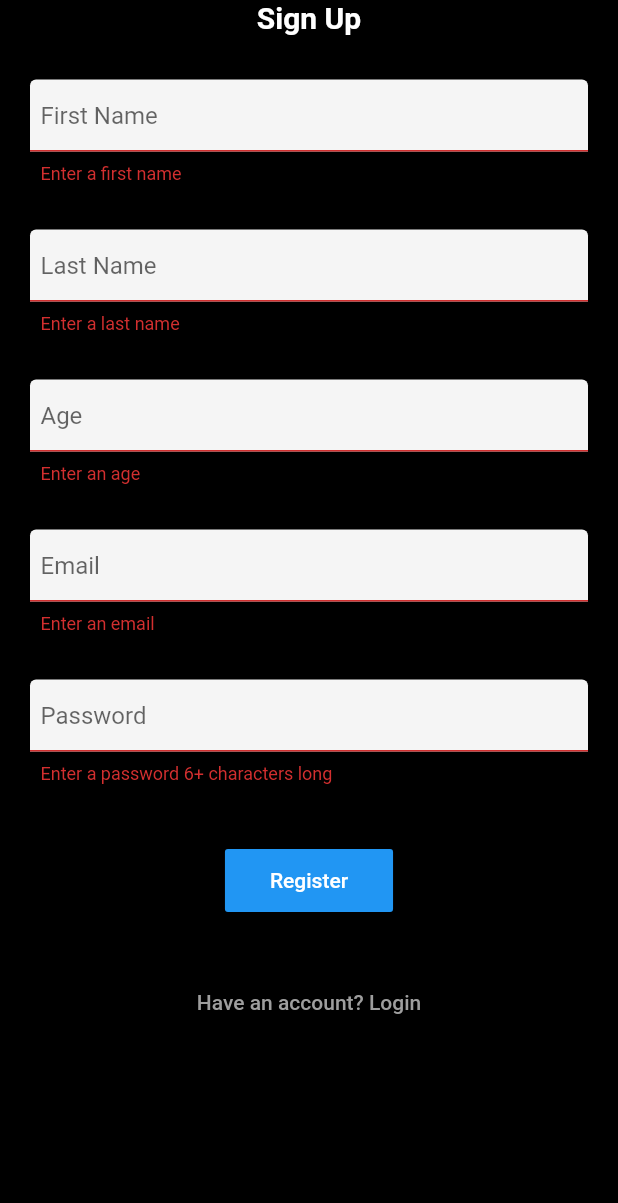
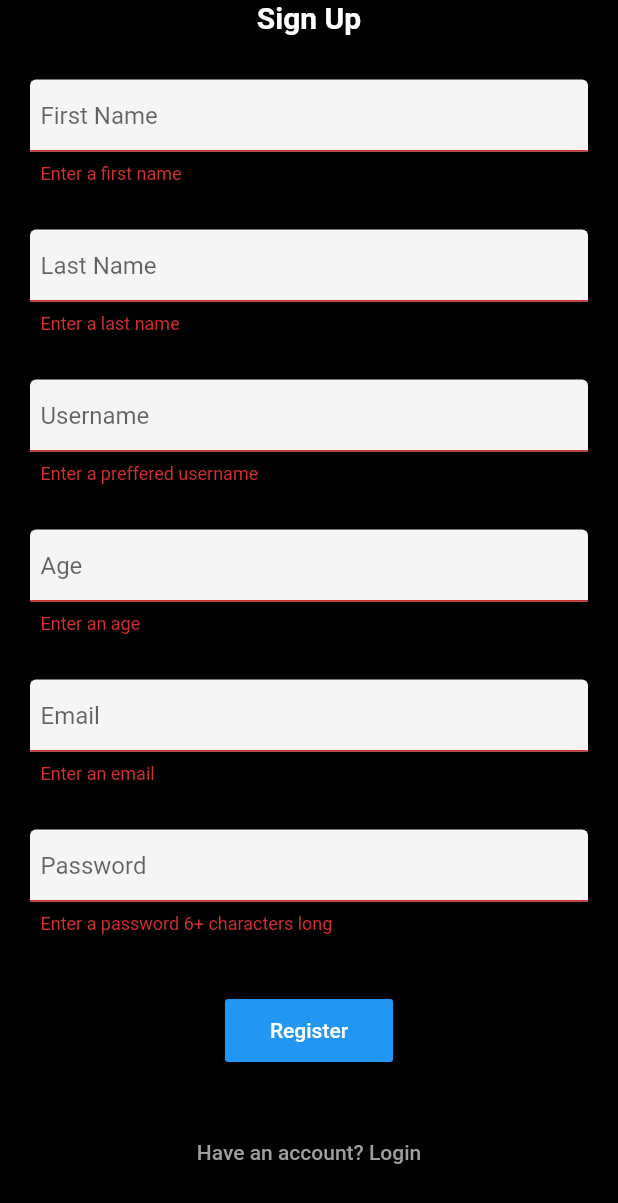
Before and after one commit to kevinmisigaro/night-time-app, a Flutter app: the screen it shows after launch, after a tap on "Register", on a phone screen of 412 x 824 dp. Shown: the top 1203 px of the screen. Run offline on Flutter 3.47's test engine with Material 2 defaults, Android fonts, the phone set to English and light mode, and no system bars; our stand-ins replace cloud_firestore, firebase_auth, google_fonts; accounts and stored records are empty.

Commit message:
authenticationd done, need to work on models and displaying data

```diff
--- a/lib/main.dart
+++ b/lib/main.dart
@@ -6,8 +6,10 @@ import 'package:night_life/screens/home_view.dart';
 import 'package:night_life/screens/places_view.dart';
 import 'package:night_life/screens/profile_view.dart';
 import 'package:night_life/services/authentication_service.dart';
+import 'package:night_life/services/database.dart';
 import 'package:night_life/wrapper.dart';
 import 'package:provider/provider.dart';
+import './models/club.dart';
 
 void main() => runApp(App());
 
@@ -15,8 +17,12 @@ class App extends StatelessWidget {
   @override
   Widget build(BuildContext context) {
     // TODO: implement build
-    return StreamProvider<User>.value(
-      value: AuthenticationService().user,
+    return MultiProvider(
+      providers: [
+        StreamProvider<User>.value(value: AuthenticationService().user),
+        StreamProvider<List<Club>>.value(value: DatabaseService().clubs),
+//        StreamProvider<QuerySnapshot>.value(value: DatabaseService().events),
+      ],
       child: MaterialApp(
         home: Wrapper(),
       ),
@@ -50,7 +56,8 @@ class _HomeState extends State<Home> {
   Widget appBarText(String text) {
     return Text(
       '$text',
-      style: GoogleFonts.roboto(color: Colors.white, fontWeight: FontWeight.w600),
+      style:
+          GoogleFonts.roboto(color: Colors.white, fontWeight: FontWeight.w600),
     );
   }
 
--- /dev/null
+++ b/lib/models/club.dart
@@ -0,0 +1,8 @@
+class Club {
+  final String name;
+  final String type;
+  final String location;
+  final int alcoholPrice;
+
+  Club({this.name, this.type, this.location, this.alcoholPrice});
+}
--- a/lib/models/user.dart
+++ b/lib/models/user.dart
@@ -1,9 +1,6 @@
 class User {
   final String uid;
-  final String email;
-  final String first_name;
-  final String last_name;
-  final String age;
+  final String displayName;
 
-  User({this.uid, this.email, this.first_name, this.last_name, this.age});
+  User({this.uid,this.displayName});
 }
--- a/lib/screens/home_view.dart
+++ b/lib/screens/home_view.dart
@@ -1,9 +1,11 @@
 import 'package:flutter/material.dart';
 import 'package:google_fonts/google_fonts.dart';
 import 'package:intl/intl.dart';
+import 'package:night_life/models/user.dart';
 
 //widgets
 import 'package:night_life/widgets/home_section/places.dart';
+import 'package:provider/provider.dart';
 import '../widgets/home_section/recommended.dart';
 import '../widgets/home_section/favorite_spots.dart';
 import '../widgets/home_section/events.dart';
@@ -30,6 +32,8 @@ class _HomePageState extends State<HomePage>{
   Widget build(BuildContext context) {
     final currentHour = DateFormat.Hm().format(DateTime.now());
 
+    final person = Provider.of<User>(context).displayName;
+
     return ListView(
         children: <Widget>[
           Padding(
@@ -48,7 +52,7 @@ class _HomePageState extends State<HomePage>{
           SizedBox(height: 10,),
 
           Text(
-              'Ready to go out tonight?',
+              'Going out tonight ${person[0].toUpperCase()}${person.substring(1)}?',
               style: GoogleFonts.roboto(
                   color: Colors.white,
                   fontSize: 26,
--- a/lib/screens/sign_up_screen.dart
+++ b/lib/screens/sign_up_screen.dart
@@ -17,6 +17,7 @@ class SignUpView extends StatefulWidget {
 class SignUpViewState extends State<SignUpView> {
   final firstNameController = TextEditingController();
   final lastNameController = TextEditingController();
+  final userNameController = TextEditingController();
   final ageController = TextEditingController();
   final emailController = TextEditingController();
   final passwordController = TextEditingController();
@@ -83,6 +84,20 @@ class SignUpViewState extends State<SignUpView> {
                       fillColor: Colors.grey[100],
                       filled: true,
                       contentPadding:
+                      EdgeInsets.symmetric(vertical: 10.0, horizontal: 7.0),
+                      hintText: 'Username',
+                    ),
+                    controller: userNameController,
+                    validator: (val) => val.isEmpty ? 'Enter a preffered username' : null,
+                  ),
+                  SizedBox(
+                    height: 30,
+                  ),
+                  TextFormField(
+                    decoration: InputDecoration(
+                      fillColor: Colors.grey[100],
+                      filled: true,
+                      contentPadding:
                           EdgeInsets.symmetric(vertical: 10.0, horizontal: 7.0),
                       hintText: 'Age',
                     ),
@@ -131,7 +146,9 @@ class SignUpViewState extends State<SignUpView> {
                             password: passwordController.text,
                             firstName: firstNameController.text,
                             lastName: lastNameController.text,
-                            age: ageController.text);
+                            userName: userNameController.text,
+                            age: ageController.text
+                        );
                         if (result == null) {
                           setState(() {
                             error = 'Please apply the valid email';
--- a/lib/services/authentication_service.dart
+++ b/lib/services/authentication_service.dart
@@ -8,7 +8,10 @@ class AuthenticationService {
 
   //create user obj based on FirebaseUser
   User _userFromFirebaseUser(FirebaseUser user){
-    return user != null ? User(uid: user.uid) : null;
+    return user != null ? User(
+        uid: user.uid,
+        displayName: user.displayName
+    ) : null;
   }
 
   //auth change user stream
@@ -38,16 +41,23 @@ class AuthenticationService {
     @required String password,
     @required String firstName,
     @required String lastName,
+    @required String userName,
     @required String age
   }) async {
     try{
       AuthResult authResult = await _firebaseAuth.createUserWithEmailAndPassword(email: email, password: password);
       FirebaseUser user = authResult.user;
 
+      UserUpdateInfo updateInfo = UserUpdateInfo();
+      updateInfo.displayName = userName;
+
+      user.updateProfile(updateInfo);
+
       Firestore.instance.collection('users').document().setData({
         'id': authResult.user.uid,
         'first_name': firstName,
         'last_name': lastName,
+        'user_name': userName,
         'email': authResult.user.email,
         'age': age
       });
--- a/lib/services/database.dart
+++ b/lib/services/database.dart
@@ -1,9 +1,33 @@
 import 'package:cloud_firestore/cloud_firestore.dart';
+import 'package:night_life/models/club.dart';
 
 class DatabaseService {
 
-  //collection reference
+  //club collection reference
   final CollectionReference clubCollection = Firestore.instance.collection('clubs');
+
+  //event collection reference
+  final CollectionReference eventCollection = Firestore.instance.collection('events');
+
+  //club list from snapshot
+  List<Club> _clubListFromSnapshot(QuerySnapshot snapshot){
+    return snapshot.documents.map((doc) => Club(
+      name: doc.data['name'] ?? '',
+      type: doc.data['type'] ?? '',
+      location: doc.data['location'] ?? '',
+      alcoholPrice: doc.data['alcohol_price'] ?? 0
+    )).toList();
+  }
+
+  //get clubs stream
+  Stream<List<Club>> get clubs {
+    return clubCollection.snapshots().map(_clubListFromSnapshot);
+  }
+
+  //get events stream
+  Stream<QuerySnapshot> get events {
+    return eventCollection.snapshots();
+  }
 
 
 }
--- a/lib/wrapper.dart
+++ b/lib/wrapper.dart
@@ -28,7 +28,6 @@ class WrapperState extends State<Wrapper>{
     // TODO: implement build
 
     final user = Provider.of<User>(context);
-    print('the user is $user');
 
     //return either Home or Authenticate
     if(user == null){
```
Also changed, not shown: lib/screens/place_detail_view.dart (+18 -3 lines), lib/screens/places_view.dart (+13 -21 lines), lib/screens/profile_view.dart (+6 -11 lines).
